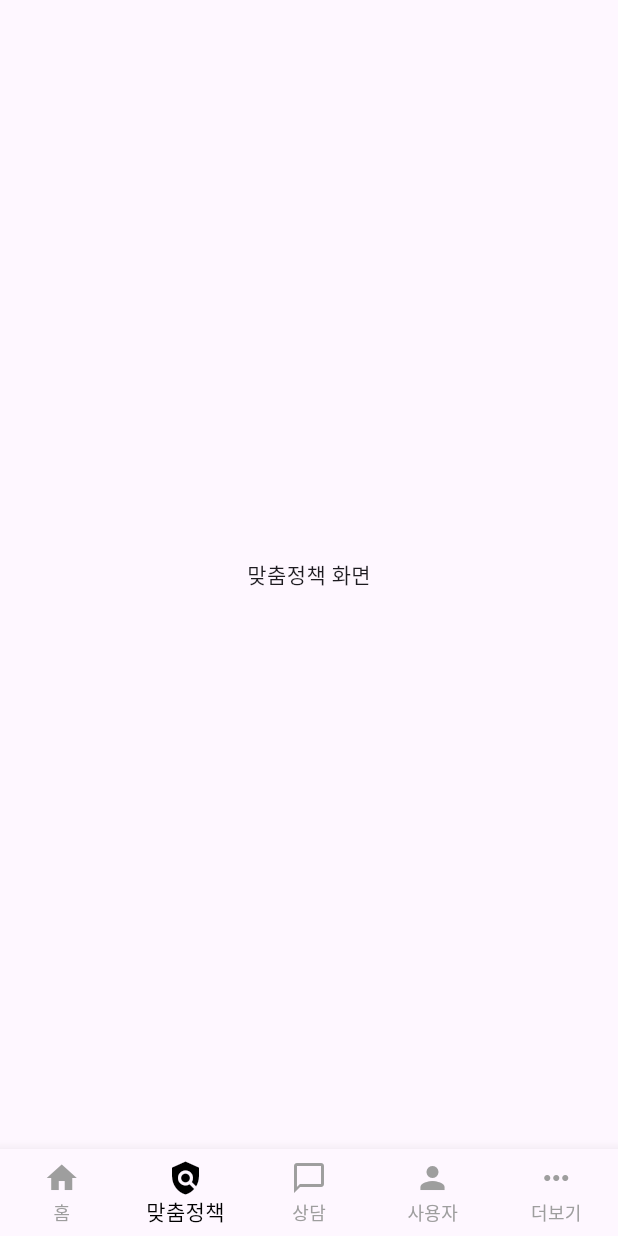
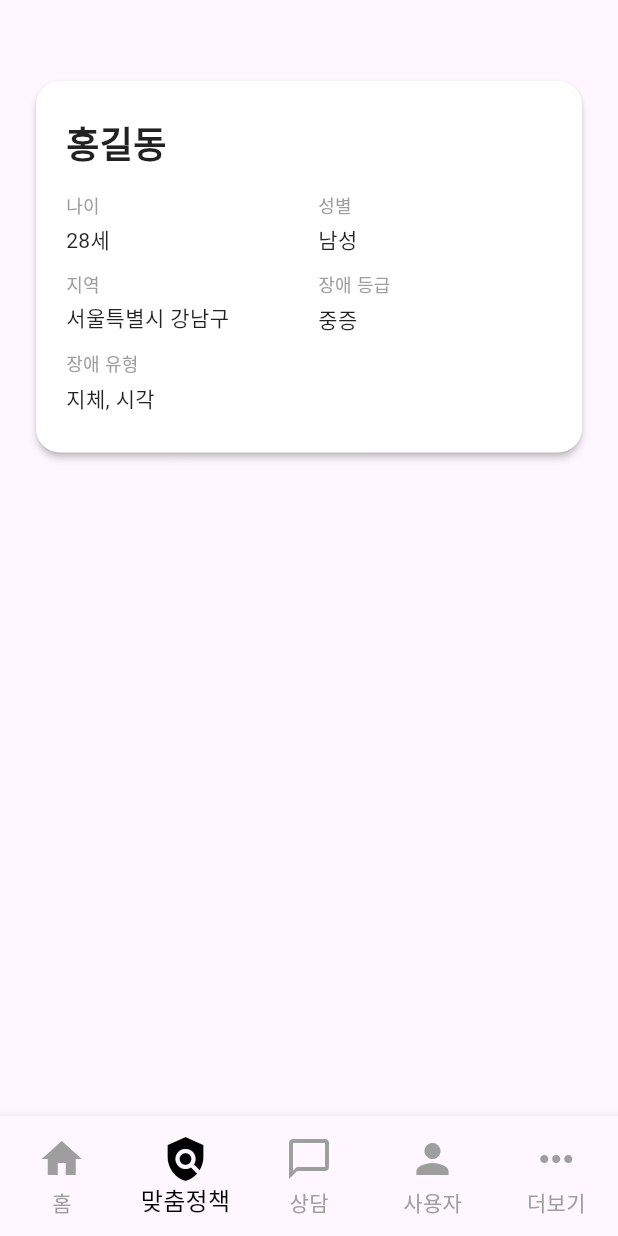
Before and after one commit to InfoGuard-NoOneLeftOut/FE, a Flutter app: the screen it shows after launch, item 2 of the bottom bar chosen, on a phone screen of 412 x 824 dp. Run offline on Flutter 3.47's test engine with Material 3 defaults, Android fonts, the phone set to English and light mode, and no system bars; our stand-ins replace carousel_slider; network calls fail.

Commit message:
[Feat] Import User Information Dummy Data

```diff
--- a/lib/models/user_profile.dart
+++ b/lib/models/user_profile.dart
@@ -13,12 +13,21 @@ enum DisabilityType {
 }
 
 class UserProfile {
+  // 기본 프로필 표시 내역 (필수 입력 사항)
   final String name;
   final int age;
   final Gender gender;
   final String region;
   final DisabilityLevel disabilityLevel;
   final List<DisabilityType> disabilityTypes; // 복수 선택 가능
+
+  // 상세 입력 (선택 입력 사항)
+  final bool? isRegisteredDisabled; // 장애 등록 여부
+  final bool? hasDisabilityCard; // 복지카드 보유 여부
+  final String? incomeLevel; // 예: '기초생활수급자', '차상위 계층', '일반'
+  final String? householdType; // 예: '단독', '가족', '공동생활가정'
+  final List<String>? interestPolicyAreas; // 예: ['교육', '일자리']
+  final String? guardianInfo; // 보호자 또는 대리인 정보 (선택 입력)
 
   UserProfile({
     required this.name,
@@ -27,5 +36,11 @@ class UserProfile {
     required this.region,
     required this.disabilityLevel,
     required this.disabilityTypes,
+    this.isRegisteredDisabled,
+    this.hasDisabilityCard,
+    this.incomeLevel,
+    this.householdType,
+    this.interestPolicyAreas,
+    this.guardianInfo,
   });
 }
--- a/lib/screens/policy.dart
+++ b/lib/screens/policy.dart
@@ -1,12 +1,35 @@
 import 'package:flutter/material.dart';
+import 'package:infogaurd_fe/widgets/cards/user_profile_card.dart';
+import 'package:infogaurd_fe/models/user_profile.dart';
 
 class PolicyScreen extends StatelessWidget { // 맞춤 정책 페이지
   const PolicyScreen({Key? key}) : super(key: key);
 
   @override
   Widget build(BuildContext context) {
+    // 예시 유저 데이터 생성 ＝＞ 변경 예정
+    final user = UserProfile(
+      name: '홍길동',
+      age: 28,
+      gender: Gender.male,
+      region: '서울특별시 강남구',
+      disabilityLevel: DisabilityLevel.severe,
+      disabilityTypes: [DisabilityType.physical, DisabilityType.visual],
+    );
+
     return Scaffold(
-      body: const Center(child: Text('맞춤정책 화면')),
+      body: SingleChildScrollView(
+        child: Padding(
+        padding: const EdgeInsets.fromLTRB(20, 50, 20, 20),
+          child: Column(
+            children: [
+              UserProfileCard( // 사용자 프로필 표시
+                  userProfile: user
+              ),
+            ],
+          )
+        )
+      )
     );
   }
 }
--- a/lib/widgets/bottom_nav_bar.dart
+++ b/lib/widgets/bottom_nav_bar.dart
@@ -12,12 +12,17 @@
 
   @override
   Widget build(BuildContext context) {
-    return BottomNavigationBar(
+    return SizedBox(
+      height: 80,
+      child: BottomNavigationBar(
         currentIndex: selectedIndex,
         onTap: onTap,
-      selectedItemColor: Colors.black,         // 선택된 아이콘 색
-      unselectedItemColor: Colors.grey,        // 선택되지 않은 아이콘 색
-      type: BottomNavigationBarType.fixed,     // 아이템 4개 이상이면 fixed 추천
+        selectedItemColor: Colors.black,  // 선택된 아이콘 색
+        unselectedItemColor: Colors.grey, // 선택되지 않은 아이콘 색
+        type: BottomNavigationBarType.fixed,
+        iconSize: 32,
+        selectedFontSize: 16,
+        unselectedFontSize: 14,
         items: const [
           BottomNavigationBarItem(icon: Icon(Icons.home), label: '홈'),
           BottomNavigationBarItem(icon: Icon(Icons.policy), label: '맞춤정책'),
@@ -25,6 +30,7 @@
           BottomNavigationBarItem(icon: Icon(Icons.person), label: '사용자'),
           BottomNavigationBarItem(icon: Icon(Icons.more_horiz), label: '더보기'),
         ],
+      ),
     );
   }
 }
--- a/lib/widgets/cards/custom_card.dart
+++ b/lib/widgets/cards/custom_card.dart
@@ -19,11 +19,12 @@ class CustomCard extends StatelessWidget {
     final double cardWidth = width ?? MediaQuery.of(context).size.width * 0.8;
 
     return Card(
-      margin: margin ?? const EdgeInsets.all(8.0),
+      margin: margin ?? const EdgeInsets.symmetric(horizontal: 20, vertical: 24),
       shape: RoundedRectangleBorder(
-        borderRadius: BorderRadius.circular(8.0),
+        borderRadius: BorderRadius.circular(16.0),
       ),
-      elevation: 4.0,
+      color: Colors.white,
+      elevation: 2,
       child: SizedBox(
         height: height,
         width: cardWidth,
--- a/lib/widgets/cards/user_profile_card.dart
+++ b/lib/widgets/cards/user_profile_card.dart
@@ -1,2 +1,113 @@
 import 'package:flutter/material.dart';
 import 'package:infogaurd_fe/models/user_profile.dart';
+
+class UserProfileCard extends StatelessWidget {
+  final UserProfile userProfile;
+  final bool showDetail; // 상세정보 표시 여부 (기본값 false)
+
+  const UserProfileCard({
+    Key? key,
+    required this.userProfile,
+    this.showDetail = false,
+  }) : super(key: key);
+
+  @override
+  Widget build(BuildContext context) {
+    return Card(
+      color: Colors.white,
+      elevation: 2,
+      shape: RoundedRectangleBorder(borderRadius: BorderRadius.circular(16)),
+      child: Padding(
+        padding: const EdgeInsets.symmetric(horizontal: 20, vertical: 24),
+        child: Column(
+          crossAxisAlignment: CrossAxisAlignment.start,
+          children: [
+            Text(
+              userProfile.name,
+              style: const TextStyle(
+                fontSize: 24,
+                fontWeight: FontWeight.bold,
+                color: Colors.black87,
+              ),
+            ),
+            const SizedBox(height: 16),
+
+            /// 기본 정보 그리드 UserProfileCard(userProfile: user)
+            GridView.count(
+              crossAxisCount: 2,
+              shrinkWrap: true,
+              physics: const NeverScrollableScrollPhysics(),
+              crossAxisSpacing: 12,
+              mainAxisSpacing: 8,
+              childAspectRatio: 3.5,
+              children: [
+                _buildInfoTile('나이', '${userProfile.age}세'),
+                _buildInfoTile('성별', userProfile.gender == Gender.male ? '남성' : '여성'),
+                _buildInfoTile('지역', userProfile.region),
+                _buildInfoTile(
+                  '장애 등급',
+                  userProfile.disabilityLevel == DisabilityLevel.severe ? '중증' : '경증',
+                ),
+                _buildInfoTile(
+                  '장애 유형',
+                  userProfile.disabilityTypes.map(_getDisabilityTypeName).join(', '),
+                ),
+              ],
+            ),
+
+            /// 상세 정보 조건부 표시 UserProfileCard(userProfile: user, showDetail: true)
+            if (showDetail) ...[
+              const SizedBox(height: 24),
+              const Divider(),
+              const SizedBox(height: 12),
+              _buildInfoTile('장애 등록 여부', userProfile.isRegisteredDisabled == true ? '등록됨' : '미등록'),
+              _buildInfoTile('복지카드 여부', userProfile.hasDisabilityCard == true ? '보유' : '미보유'),
+              _buildInfoTile('소득 수준', userProfile.incomeLevel ?? '공란'),
+              _buildInfoTile('가구 형태', userProfile.householdType ?? '공란'),
+              _buildInfoTile('관심 정책 분야', userProfile.interestPolicyAreas?.join(', ') ?? '공란'),
+              if (userProfile.guardianInfo != null)
+                _buildInfoTile('보호자 정보', userProfile.guardianInfo!),
+            ],
+          ],
+        ),
+      ),
+    );
+  }
+
+  /// 한 칸짜리 정보 타일 위젯
+  Widget _buildInfoTile(String title, String value) {
+    return Column(
+      crossAxisAlignment: CrossAxisAlignment.start,
+      children: [
+        Text(
+          title,
+          style: const TextStyle(fontSize: 12, color: Colors.grey),
+        ),
+        const SizedBox(height: 4),
+        Text(
+          value,
+          style: const TextStyle(fontSize: 14, color: Colors.black87),
+        ),
+      ],
+    );
+  }
+
+  String _getDisabilityTypeName(DisabilityType type) {
+    switch (type) {
+      case DisabilityType.physical:
+        return '지체';
+      case DisabilityType.brainLesion:
+        return '뇌병변';
+      case DisabilityType.visual:
+        return '시각';
+      case DisabilityType.hearing:
+        return '청각';
+      case DisabilityType.mental:
+        return '정신';
+      case DisabilityType.autism:
+        return '자폐';
+      case DisabilityType.speech:
+        return '언어';
+    }
+  }
+}
```
Also changed, not shown: lib/screens/user_info.dart (added), lib/widgets/user_profile_form.dart (added). Lines whose indentation alone changed are shown as unchanged.
